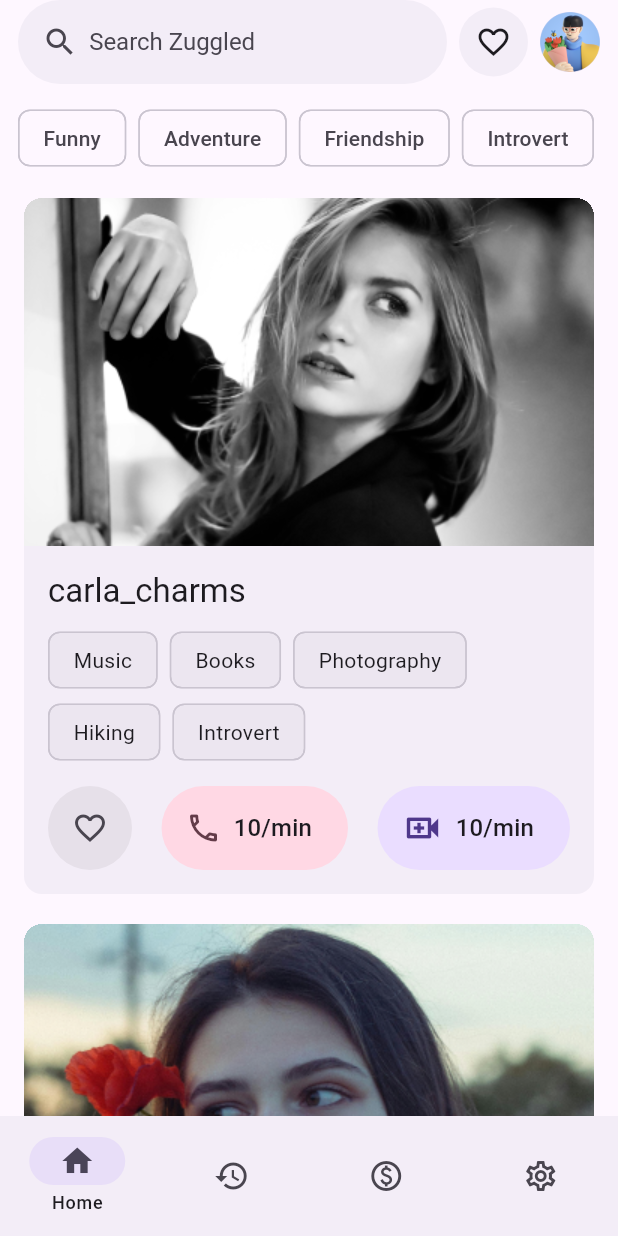
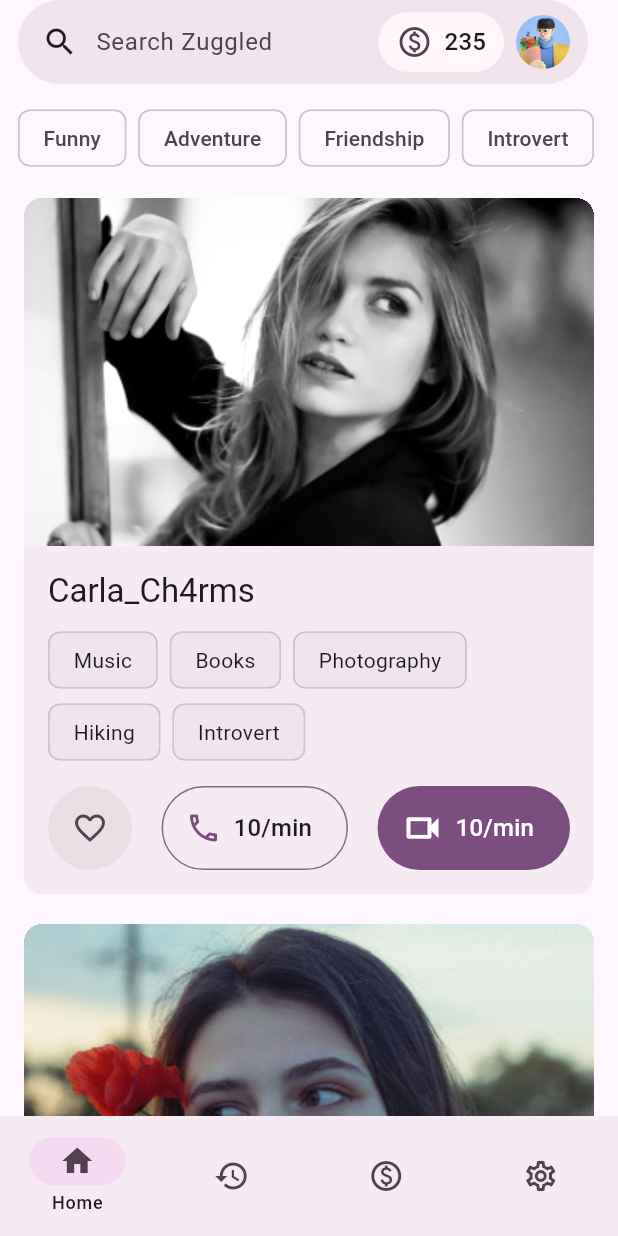
Before and after one commit to maniraj1234/zuggled, a Flutter app: the screen it shows after launch, on a phone screen of 412 x 824 dp. Run offline on Flutter 3.47's test engine with Material 3 defaults, Android fonts, the phone set to English and light mode, and no system bars; our stand-ins replace dio, firebase_auth, firebase_core, flutter_bloc, flutter_dotenv, go_router; missing offline and left inert: http_status_code, stream_video, stream_video_flutter; accounts and stored records are empty.

Commit message:
HomeScreen UI update

```diff
--- a/frontend/lib/core/app_root.dart
+++ b/frontend/lib/core/app_root.dart
@@ -18,7 +18,9 @@ class AppRoot extends StatelessWidget {
       create: (_) => AuthBloc(authService: AuthService())..add(InitEvent()),
       child: MaterialApp.router(
         debugShowCheckedModeBanner: false,
-        theme: ThemeData(brightness: Brightness.light),
+        theme: ThemeData(
+          brightness: Brightness.light,
+        ).copyWith(colorScheme: ColorScheme.fromSeed(seedColor: Colors.purple)),
         routerConfig: mainRouter,
       ),
     );
--- a/frontend/lib/views/home_screen.dart
+++ b/frontend/lib/views/home_screen.dart
@@ -28,50 +28,95 @@ class _HomeScreenState extends State<HomeScreen> {
               Expanded(
                 child: SizedBox(
                   height: 56,
-                  child: FilledButton.tonalIcon(
-                    icon: Icon(Icons.search, size: 24),
-                    onPressed: () {},
-                    label: const Text("Search Zuggled"),
+                  child: ClipRRect(
+                    borderRadius: BorderRadius.circular(100),
+                    child: Material(
+                      color: Theme.of(context).colorScheme.surfaceContainerHigh,
+                      child: InkWell(
+                        child: Padding(
+                          padding: EdgeInsets.symmetric(
+                            horizontal: 4,
+                            vertical: 4,
+                          ),
+                          child: Row(
+                            crossAxisAlignment: CrossAxisAlignment.center,
+                            children: [
+                              SizedBox.square(
+                                dimension: 48,
+                                child: Icon(Icons.search, size: 24),
+                              ),
+                              Expanded(
+                                child: Text(
+                                  "Search Zuggled",
+                                  style: Theme.of(
+                                    context,
+                                  ).textTheme.bodyLarge?.copyWith(
+                                    color:
+                                        Theme.of(
+                                          context,
+                                        ).colorScheme.onSurfaceVariant,
+                                  ),
+                                ),
+                              ),
+                              SizedBox(width: 8),
+                              SizedBox(
+                                height: 40,
+                                child: FilledButton.tonal(
                                   style: ButtonStyle(
-                      alignment: Alignment.centerLeft,
-                      textStyle: WidgetStatePropertyAll(
-                        TextStyle(fontSize: 16),
+                                    padding: WidgetStatePropertyAll(
+                                      EdgeInsets.symmetric(
+                                        horizontal: 12,
+                                        vertical: 8,
                                       ),
-                      foregroundColor: WidgetStatePropertyAll(
-                        Theme.of(context).colorScheme.onSurfaceVariant,
                                     ),
                                     backgroundColor: WidgetStatePropertyAll(
-                        Theme.of(context).colorScheme.surfaceContainer,
+                                      Theme.of(context).colorScheme.surface,
+                                    ),
+                                  ),
+                                  onPressed: () {},
+                                  child: Row(
+                                    mainAxisSize: MainAxisSize.min,
+                                    children: [
+                                      Icon(Icons.paid_outlined, size: 24),
+                                      SizedBox(width: 8),
+                                      Text(
+                                        "235",
+                                        style:
+                                            Theme.of(
+                                              context,
+                                            ).textTheme.titleMedium,
+                                      ),
+                                    ],
+                                  ),
+                                ),
+                              ),
+                              SizedBox.square(
+                                dimension: 52,
+                                child: Center(
+                                  child: SizedBox.square(
+                                    dimension: 36,
+                                    child: IconButton.filledTonal(
+                                      padding: EdgeInsets.zero,
+                                      constraints: BoxConstraints(),
+                                      onPressed: () {},
+                                      icon: Image.asset(
+                                        "lib/assets/images/user_pfp_test.png",
                                       ),
                                     ),
                                   ),
                                 ),
                               ),
-              SizedBox(width: 8),
-              SizedBox(
-                height: 46,
-                width: 46,
-                child: IconButton.filledTonal(
-                  style: ButtonStyle(
-                    backgroundColor: WidgetStatePropertyAll(
-                      Theme.of(context).colorScheme.surfaceContainer,
+                            ],
                           ),
                         ),
-                  onPressed: () {},
-                  icon: Icon(Icons.favorite_outline),
+                        onTap: () {},
                       ),
                     ),
-              SizedBox(width: 8),
-              SizedBox(
-                height: 40,
-                width: 40,
-                child: IconButton.filledTonal(
-                  padding: EdgeInsets.zero,
-                  constraints: BoxConstraints(),
-                  onPressed: () {},
-                  icon: Image.asset("lib/assets/images/user_pfp_test.png"),
                   ),
                 ),
+              ),
+
+              SizedBox(width: 8),
             ],
           ),
         ),
@@ -101,7 +146,7 @@ class _HomeScreenState extends State<HomeScreen> {
                 SizedBox(height: 12),
                 ProfileCard(
                   profile: UserProfile(
-                    username: "carla_charms",
+                    username: "Carla_Ch4rms",
                     userid: "user_001",
                     interests: [
                       "Music",
@@ -120,9 +165,27 @@ class _HomeScreenState extends State<HomeScreen> {
                   profile: UserProfile(
                     username: "art_lover",
                     userid: "user_002",
-                    interests: ["painting", "sculpture", "history"],
+                    interests: ["Painting", "Sculpture", "History"],
                     isFavorite: false,
                     profilePicture: "lib/assets/images/user_002.png",
+                  ),
+                ),
+                ProfileCard(
+                  profile: UserProfile(
+                    username: "music.kitten",
+                    userid: "user_003",
+                    interests: ["Guitar", "Concerts", "Songwriting"],
+                    isFavorite: false,
+                    profilePicture: "lib/assets/images/user_003.png",
+                  ),
+                ),
+                ProfileCard(
+                  profile: UserProfile(
+                    username: "itsAlia",
+                    userid: "user_004",
+                    interests: ["Gaming", "Books", "Adventure", "Science"],
+                    isFavorite: false,
+                    profilePicture: "lib/assets/images/user_004.png",
                   ),
                 ),
               ],
--- a/frontend/lib/widgets/profile_card.dart
+++ b/frontend/lib/widgets/profile_card.dart
@@ -95,15 +95,7 @@ class _ProfileCardState extends State<ProfileCard> {
 
                     SizedBox(
                       height: 56,
-                      child: FilledButton.icon(
-                        style: ButtonStyle(
-                          foregroundColor: WidgetStatePropertyAll(
-                            Theme.of(context).colorScheme.onTertiaryContainer,
-                          ),
-                          backgroundColor: WidgetStatePropertyAll(
-                            Theme.of(context).colorScheme.tertiaryContainer,
-                          ),
-                        ),
+                      child: OutlinedButton.icon(
                         onPressed: () {},
                         icon: Icon(Icons.call_outlined, size: 24, weight: 800),
                         label: Text(
@@ -117,22 +109,29 @@ class _ProfileCardState extends State<ProfileCard> {
                       height: 56,
                       child: FilledButton.icon(
                         style: ButtonStyle(
+                          iconColor: WidgetStatePropertyAll(
+                            Theme.of(context).colorScheme.onPrimary,
+                          ),
                           foregroundColor: WidgetStatePropertyAll(
-                            Theme.of(context).colorScheme.onPrimaryContainer,
+                            Theme.of(context).colorScheme.onPrimary,
                           ),
                           backgroundColor: WidgetStatePropertyAll(
-                            Theme.of(context).colorScheme.primaryContainer,
+                            Theme.of(context).colorScheme.primary,
                           ),
                         ),
                         onPressed: () {},
                         icon: Icon(
-                          Icons.video_call_outlined,
+                          Icons.videocam_outlined,
                           size: 28,
                           weight: 800,
                         ),
                         label: Text(
                           "10/min",
-                          style: Theme.of(context).textTheme.titleMedium,
+                          style: Theme.of(
+                            context,
+                          ).textTheme.titleMedium?.copyWith(
+                            color: Theme.of(context).colorScheme.onPrimary,
+                          ),
                         ),
                       ),
                     ),
--- a/frontend/pubspec.yaml
+++ b/frontend/pubspec.yaml
@@ -45,6 +45,7 @@ dependencies:
   firebase_core: ^3.13.1
   flutter_bloc: ^9.1.1
   animations: ^2.0.11
+  shared_preferences: ^2.5.3
 
 dev_dependencies:
   flutter_test:
```
Also changed, not shown: frontend/lib/assets/images/icon/icon.png (added), frontend/lib/assets/images/placeholder_img.png (added), frontend/lib/assets/images/user_003.png (added), frontend/lib/assets/images/user_004.png (added), frontend/pubspec.lock. Lines whose indentation alone changed are shown as unchanged.
